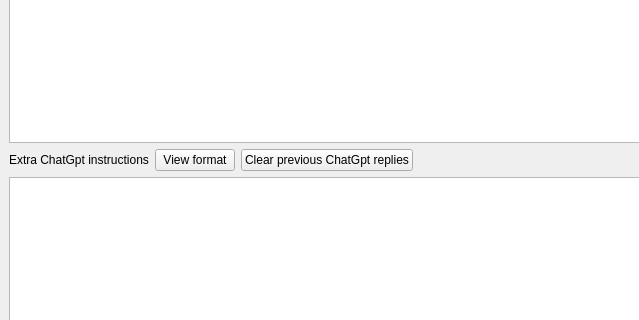
Old version of the form gui/MainWindow.ui in the repository icingerpower/AmazonTemplate2; both pictures show x 0 to 639 and y 332 to 652 of the 1204 by 951 pixel window.
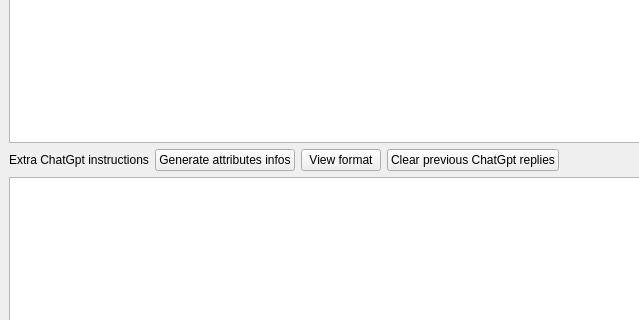
New version of the form.

Commit message: Added new attributes and also a way to generate custom instructions efficently.

```diff
--- a/gui/MainWindow.ui
+++ b/gui/MainWindow.ui
@@ -97,6 +97,13 @@
           </property>
          </widget>
         </item>
+        <item>
+         <widget class="QPushButton" name="buttonGenAttributes">
+          <property name="text">
+           <string>Generate attributes infos</string>
+          </property>
+         </widget>
+        </item>
         <item>
          <widget class="QPushButton" name="buttonViewFormatExtraInfos">
           <property name="text">
```
The commit also changes 5 other files.
